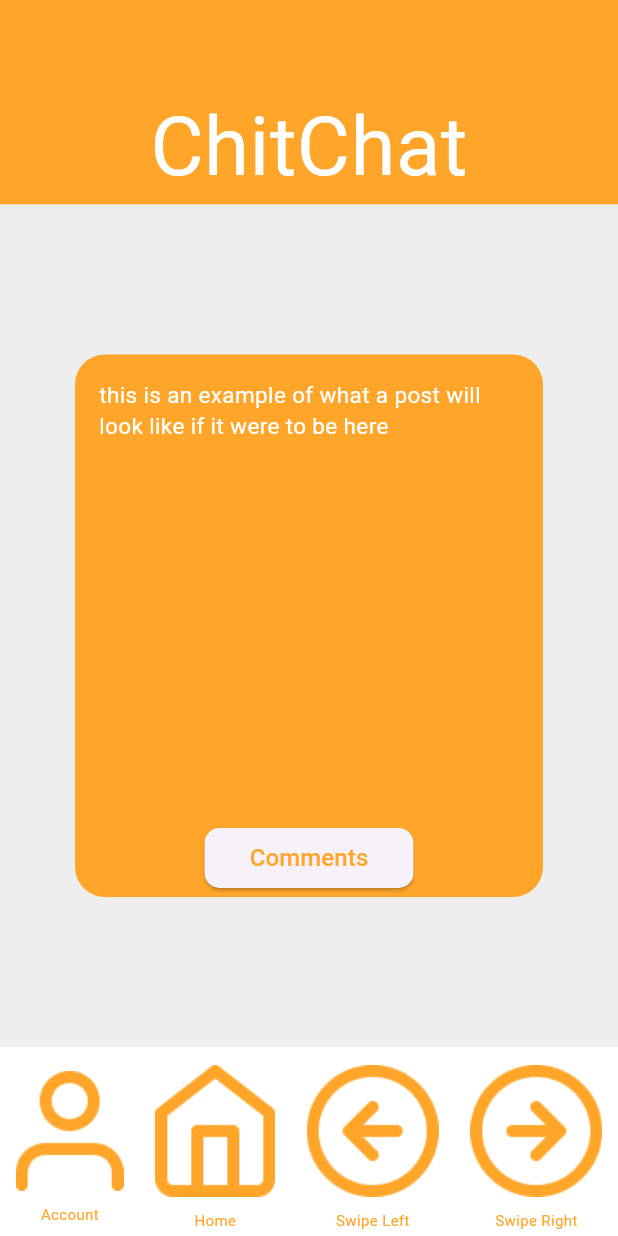
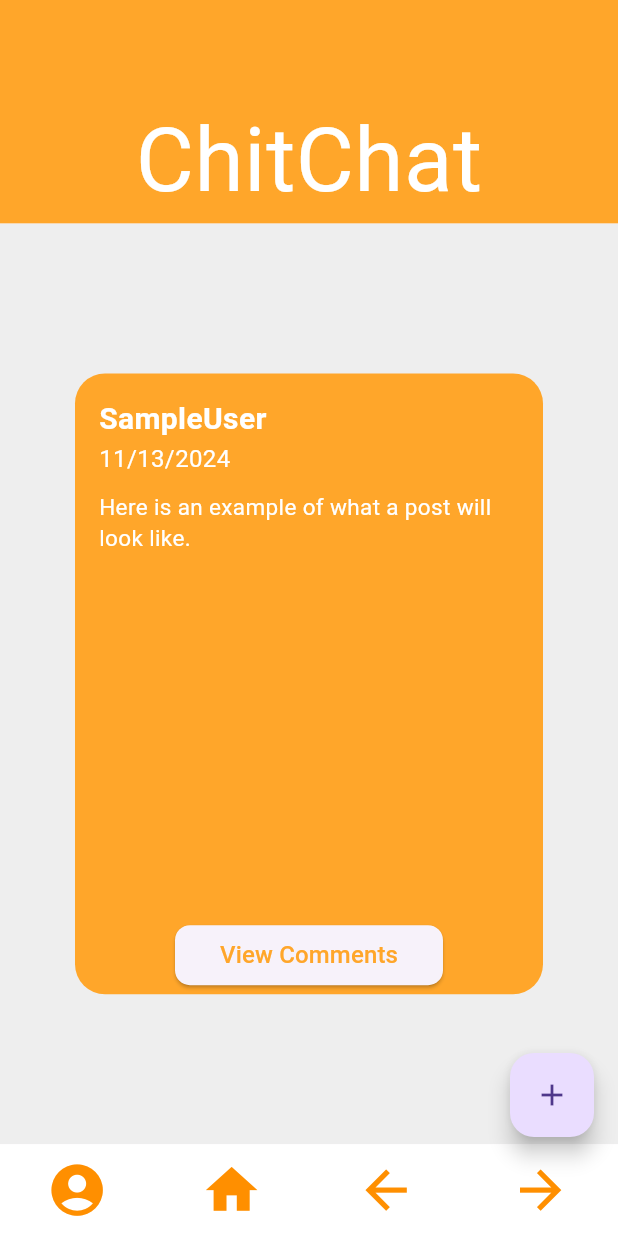
Before and after one commit to usd-cs/COMP-491-24-25-Eversun-intro-project, a Flutter app: the screen it shows after launch, after a tap on "Login", on a phone screen of 412 x 824 dp. Run offline on Flutter 3.47's test engine with Material 3 defaults, Android fonts, the phone set to English and light mode, and no system bars.

Commit message:
Updated login functionality, adding a post button created, and viewing comments added.

```diff
--- a/chitchat_app/lib/basic_screen_b_middle_content.dart
+++ b/chitchat_app/lib/basic_screen_b_middle_content.dart
@@ -1,5 +1,7 @@
 import 'package:flutter/material.dart';
 import 'state_machine.dart';
+import 'package:intl/intl.dart'; // For formatting dates
+import 'dart:math';
 
 class MiddleSection extends StatelessWidget {
   final DisplayStates currentDisplayState;
@@ -14,7 +16,7 @@ class MiddleSection extends StatelessWidget {
     if (currentDisplayState == DisplayStates.login) {
       content = LoginContent(triggerUserChange: triggerUserChange, triggerDisplayChange: triggerDisplayChange);
     } else if (currentDisplayState == DisplayStates.forum) {
-      content = const ForumContent();
+      content = ForumContent();
     } else if (currentDisplayState == DisplayStates.comment) {
       content = const CommentContent();
     } else if (currentDisplayState == DisplayStates.account) {
@@ -49,20 +51,6 @@ class LoginContent extends StatelessWidget {
         mainAxisAlignment: MainAxisAlignment.center,
         crossAxisAlignment: CrossAxisAlignment.center,
         children: [
-          // UsernamEmail TextField
-          const TextField(
-            decoration: InputDecoration(
-              labelText: 'Email',
-              labelStyle: TextStyle(color: Colors.white),
-              filled: true,
-              fillColor: Color.fromARGB(255, 255, 166, 42),
-              border: InputBorder.none,
-            ),
-            keyboardType: TextInputType.text,
-            style: TextStyle(color: Colors.white,),
-          ),
-          const SizedBox(height: 16),
-
           // Username TextField
           const TextField(
             style: TextStyle(color: Colors.white,),
@@ -116,11 +104,48 @@ class LoginContent extends StatelessWidget {
   }
 }
 
-class ForumContent extends StatelessWidget {
+
+class ForumContent extends StatefulWidget {
   const ForumContent({super.key});
 
   @override
+  _ForumContentState createState() => _ForumContentState();
+}
+
+class _ForumContentState extends State<ForumContent> {
+  late String username;
+  late String postContent;
+  late DateTime postDate;
+
+  @override
+  void initState() {
+    super.initState();
+    generateRandomPost();
+  }
+
+  void generateRandomPost() {
+    final List<String> usernames = ["Alice", "Bob", "Charlie", "Diana"];
+    final List<String> contents = [
+      "Really enjoyed this!",
+      "Thanks for sharing.",
+      "Interesting perspective.",
+      "Could you elaborate on this point?"
+    ];
+
+    setState(() {
+      username = usernames[Random().nextInt(usernames.length)];
+      postContent = contents[Random().nextInt(contents.length)];
+      postDate = DateTime.now().subtract(Duration(days: Random().nextInt(10)));
+    });
+  }
+
+  @override
   Widget build(BuildContext context) {
+    // Sample post data
+    final String username = "SampleUser";
+    final String postContent = "Here is an example of what a post will look like.";
+    final DateTime postDate = DateTime.now();
+
     return Container(
       padding: const EdgeInsets.symmetric(horizontal: 50, vertical: 100),
       child: Container(
@@ -128,37 +153,57 @@ class ForumContent extends StatelessWidget {
         width: double.infinity,
         decoration: BoxDecoration(
           color: const Color.fromARGB(255, 255, 166, 42),
-          borderRadius: BorderRadius.circular(20), // Rounded corners
+          borderRadius: BorderRadius.circular(20),
         ),
         child: Column(
-          mainAxisAlignment: MainAxisAlignment.spaceBetween, // Space the elements apart
+          mainAxisAlignment: MainAxisAlignment.spaceBetween,
           children: [
-            const Padding(
-              padding: EdgeInsets.all(16.0), // Padding around the text
-              child: Text(
-                'this is an example of what a post will look like if it were to be here',
-                style: TextStyle(
+            Padding(
+              padding: const EdgeInsets.all(16.0),
+              child: Column(
+                crossAxisAlignment: CrossAxisAlignment.start,
+                children: [
+                  Text(
+                    username,
+                    style: const TextStyle(
+                      color: Colors.white,
+                      fontSize: 20,
+                      fontWeight: FontWeight.bold,
+                    ),
+                  ),
+                  Text(
+                    DateFormat('MM/dd/yyyy').format(postDate),
+                    style: const TextStyle(
+                      color: Colors.white,
+                      fontSize: 16,
+                    ),
+                  ),
+                  const SizedBox(height: 10),
+                  Text(
+                    postContent,
+                    style: const TextStyle(
                       color: Colors.white,
                       fontSize: 15,
                     ),
                   ),
+                ],
               ),
-
+            ),
             Padding(
-              padding: const EdgeInsets.all(2.0), // Padding around the button
+              padding: const EdgeInsets.all(2.0),
               child: ElevatedButton(
-                onPressed: () {
-                  // Add your action here
-                  print("Comments button pressed");
-                },
+                onPressed: () => showDialog(
+                  context: context,
+                  builder: (context) => const CommentContent(),
+                ),
                 style: ElevatedButton.styleFrom(
                   shape: RoundedRectangleBorder(
-                    borderRadius: BorderRadius.circular(10), // Rounded corners for the button
+                    borderRadius: BorderRadius.circular(10),
                   ),
-                  padding: const EdgeInsets.symmetric(horizontal: 30, vertical: 2), // Padding inside the button
+                  padding: const EdgeInsets.symmetric(horizontal: 30, vertical: 2),
                 ),
                 child: const Text(
-                  'Comments',
+                  'View Comments',
                   style: TextStyle(
                     color: Color.fromARGB(255, 255, 166, 42),
                     fontSize: 16,
@@ -173,59 +218,50 @@ class ForumContent extends StatelessWidget {
   }
 }
 
+class Comment {
+  final String username;
+  final String content;
+  final DateTime date;
+
+  Comment({required this.username, required this.content, required this.date});
+}
+
+// Temporary list of comments for placeholder
+List<Comment> tempComments = [
+  Comment(username: "Alice", content: "Really enjoyed this!", date: DateTime.now().subtract(const Duration(days: 1))),
+  Comment(username: "Bob", content: "Interesting perspective.", date: DateTime.now().subtract(const Duration(days: 2))),
+  Comment(username: "Charlie", content: "Could you elaborate on this point?", date: DateTime.now().subtract(const Duration(days: 3))),
+];
+
 class CommentContent extends StatelessWidget {
-  const CommentContent({super.key});
+  const CommentContent({Key? key}) : super(key: key);
 
   @override
   Widget build(BuildContext context) {
-    return Container(
-      padding: const EdgeInsets.symmetric(horizontal: 50, vertical: 100),
-      child: Container(
-        height: double.infinity,
-        width: double.infinity,
-        decoration: BoxDecoration(
-          color: const Color.fromARGB(255, 255, 166, 42),
-          borderRadius: BorderRadius.circular(20), // Rounded corners
+    return AlertDialog(
+      title: const Text('Comments'),
+      content: SingleChildScrollView(
+        child: ListBody(
+          children: tempComments.map((comment) {
+            return Padding(
+              padding: const EdgeInsets.symmetric(vertical: 8.0),
+              child: ListTile(
+                title: Text(comment.username),
+                subtitle: Text(comment.content),
+                trailing: Text(DateFormat('MM/dd/yyyy').format(comment.date)),
               ),
-        child: Column(
-          mainAxisAlignment: MainAxisAlignment.spaceBetween, // Space the elements apart
-          children: [
-            const Padding(
-              padding: EdgeInsets.all(16.0), // Padding around the text
-              child: Text(
-                'this is an example of what a post will look like if it were to be here',
-                style: TextStyle(
-                  color: Colors.white,
-                  fontSize: 15,
+            );
+          }).toList(),
         ),
       ),
-            ),
-
-            Padding(
-              padding: const EdgeInsets.all(2.0), // Padding around the button
-              child: ElevatedButton(
+      actions: <Widget>[
+        TextButton(
+          child: const Text('Close'),
           onPressed: () {
-                  // Add your action here
-                  print("Comments button pressed");
+            Navigator.of(context).pop();
           },
-                style: ElevatedButton.styleFrom(
-                  shape: RoundedRectangleBorder(
-                    borderRadius: BorderRadius.circular(10), // Rounded corners for the button
-                  ),
-                  padding: const EdgeInsets.symmetric(horizontal: 30, vertical: 2), // Padding inside the button
-                ),
-                child: const Text(
-                  'Comments',
-                  style: TextStyle(
-                    color: Color.fromARGB(255, 255, 166, 42),
-                    fontSize: 16,
-                  ),
-                ),
-              ),
         ),
       ],
-        ),
-      ),
     );
   }
 }
@@ -247,7 +283,7 @@ class AccountContent extends StatelessWidget {
           // Placeholder for user account image
           const CircleAvatar(
             radius: 50,
-            backgroundImage: AssetImage('assets/images/placeholder_user.png'), // Ensure this image exists
+            backgroundImage: AssetImage('assets/images/DefaultUser.png'), // Ensure this image exists
           ),
           const SizedBox(height: 16),
 
--- a/chitchat_app/lib/basic_screen_c_bottom_bar.dart
+++ b/chitchat_app/lib/basic_screen_c_bottom_bar.dart
@@ -11,7 +11,7 @@ class BottomSection extends StatelessWidget {
   @override
   Widget build(BuildContext context) {
     return Expanded(
-      flex: 5, // 13% of screen height
+      flex: 1, // 13% of screen height
       child: Container(
         color: const Color.fromARGB(255, 255, 166, 42),
         child: BottomContent(userType: userType, triggerDisplayChange: triggerDisplayChange),
@@ -19,7 +19,6 @@ class BottomSection extends StatelessWidget {
     );
   }
 }
-//creates all the buttons in the row (changes for the state the user is in)
 class BottomContent extends StatelessWidget {
   final UserType userType;
   final Function(DisplayStates) triggerDisplayChange;
@@ -28,41 +27,44 @@ class BottomContent extends StatelessWidget {
 
   @override
   Widget build(BuildContext context) {
+    final double iconSize = MediaQuery.of(context).size.width * 0.1; // Adjust icon size
+
     return Container(
       color: Colors.white, // Background color for the navigation bar
-      padding: const EdgeInsets.symmetric(vertical: 4.0), // Padding for the bar
+      padding: const EdgeInsets.symmetric(vertical: 2.0), // Reduced padding for the bar
       child: Row(
-        mainAxisAlignment: MainAxisAlignment.spaceAround, // Evenly space the buttons
+        mainAxisAlignment: MainAxisAlignment.spaceAround, // Evenly space the icons
         children: [
-          BottomButton(
-            relativePath: 'assets/images/UserLoggedIn.png',
-            action: () => triggerDisplayChange(DisplayStates.account),
-            label: 'Account',
+          IconButton(
+            icon: Icon(Icons.account_circle, color: Colors.amber[800]),
+            onPressed: () => triggerDisplayChange(DisplayStates.account),
+            iconSize: iconSize,
           ),
-          BottomButton(
-            relativePath: 'assets/images/Home.png',
-            action: () => triggerDisplayChange(DisplayStates.forum),
-            label: 'Home',
+          IconButton(
+            icon: Icon(Icons.home, color: Colors.amber[800]),
+            onPressed: () => triggerDisplayChange(DisplayStates.forum),
+            iconSize: iconSize,
           ),
-          BottomButton(
-            relativePath: 'assets/images/BackArrow.png',
-            action: () {
-              print("swipe left button pressed");
+          IconButton(
+            icon: Icon(Icons.arrow_back, color: Colors.amber[800]),
+            onPressed: () {
+              print("Swipe left button pressed");
             },
-            label: 'Swipe Left',
+            iconSize: iconSize,
           ),
-          BottomButton(
-            relativePath: 'assets/images/ForwardArrow.png',
-            action: () {
-              print("swipe right button pressed");
+          IconButton(
+            icon: Icon(Icons.arrow_forward, color: Colors.amber[800]),
+            onPressed: () {
+              print("Swipe right button pressed");
             },
-            label: 'Swipe Right',
+            iconSize: iconSize,
           ),
         ],
       ),
     );
   }
 }
+
 //a generic button template used by all buttons
 class BottomButton extends StatelessWidget {
   final String relativePath;
@@ -78,17 +80,21 @@ class BottomButton extends StatelessWidget {
 
   @override
   Widget build(BuildContext context) {
+    // Use MediaQuery to get screen size and adjust sizes dynamically
+    double iconSize = MediaQuery.of(context).size.width * 0.08; // 8% of screen width
+    double fontSize = MediaQuery.of(context).size.width * 0.035; // 3.5% of screen width
+
     return Column(
       mainAxisSize: MainAxisSize.min,
       children: [
         IconButton(
           icon: Image.asset(relativePath, color: const Color.fromARGB(255, 255, 166, 42)), // Orange icon color
-          iconSize: 5.0, // Smaller icon size
+          iconSize: iconSize, // Dynamically adjusted icon size
           onPressed: action,
         ),
         Text(
           label,
-          style: const TextStyle(color: Color.fromARGB(255, 255, 166, 42), fontSize: 10.0), // Orange label styling
+          style: TextStyle(color: const Color.fromARGB(255, 255, 166, 42), fontSize: fontSize), // Dynamically adjusted font size
         ),
       ],
     );
--- a/chitchat_app/lib/main.dart
+++ b/chitchat_app/lib/main.dart
@@ -1,12 +1,12 @@
 import 'package:flutter/material.dart';
-import 'basic_screen_layout.dart';
 import 'basic_screen_a_top_logo.dart';
 import 'basic_screen_b_middle_content.dart';
 import 'basic_screen_c_bottom_bar.dart';
 import 'state_machine.dart';
+import 'create_post_page.dart';
 
 void main() {
-  runApp(MyApp());
+  runApp(const MyApp());
 }
 
 class MyApp extends StatelessWidget {
@@ -14,7 +14,7 @@ class MyApp extends StatelessWidget {
 
   @override
   Widget build(BuildContext context) {
-    return MaterialApp(
+    return const MaterialApp(
       home: HomeScreen(),
     );
   }
@@ -30,16 +30,21 @@ class HomeScreen extends StatefulWidget {
 class _HomeScreenState extends State<HomeScreen> {
   DisplayStates currentDisplayState = DisplayStates.login;
   UserType currentUserType = UserType.loggedOut;
+  bool _showFAB = false; // Initially, do not show the FAB
 
   void triggerDisplayChange(DisplayStates newState) {
     setState(() {
       currentDisplayState = newState;
+      // Update FAB visibility based on state and user type
+      _showFAB = (currentUserType == UserType.loggedIn && newState == DisplayStates.forum);
     });
   }
 
   void triggerUserChange(UserType newUserType) {
     setState(() {
       currentUserType = newUserType;
+      // Update FAB visibility based on user type and display state
+      _showFAB = (newUserType == UserType.loggedIn && currentDisplayState == DisplayStates.forum);
     });
   }
 
@@ -61,6 +66,19 @@ class _HomeScreenState extends State<HomeScreen> {
             ),
         ],
       ),
+      floatingActionButton: _showFAB ? Padding(
+        padding: const EdgeInsets.only(bottom: 50.0), // Move FAB up to avoid overlapping
+        child: FloatingActionButton(
+          onPressed: () {
+            Navigator.push(
+              context,
+              MaterialPageRoute(builder: (context) => CreatePostPage()),
+            );
+          },
+          tooltip: 'Create Post',
+          child: const Icon(Icons.add),
+        ),
+      ) : null,
     );
   }
 }
--- a/chitchat_app/lib/state_machine.dart
+++ b/chitchat_app/lib/state_machine.dart
@@ -3,6 +3,7 @@ enum DisplayStates {
   login,
   comment,
   account,
+  createPost,
 }
 
 enum UserType {
--- a/chitchat_app/pubspec.yaml
+++ b/chitchat_app/pubspec.yaml
@@ -30,6 +30,7 @@ environment:
 dependencies:
   flutter:
     sdk: flutter
+  intl: ^0.17.0
 
 
   # The following adds the Cupertino Icons font to your application.
```
Also changed, not shown: chitchat_app/lib/create_post_page.dart (added, +69 -0 lines), chitchat_app/assets/images/DefaultUser.png (added), chitchat_app/pubspec.lock. Lines whose indentation alone changed are shown as unchanged.
